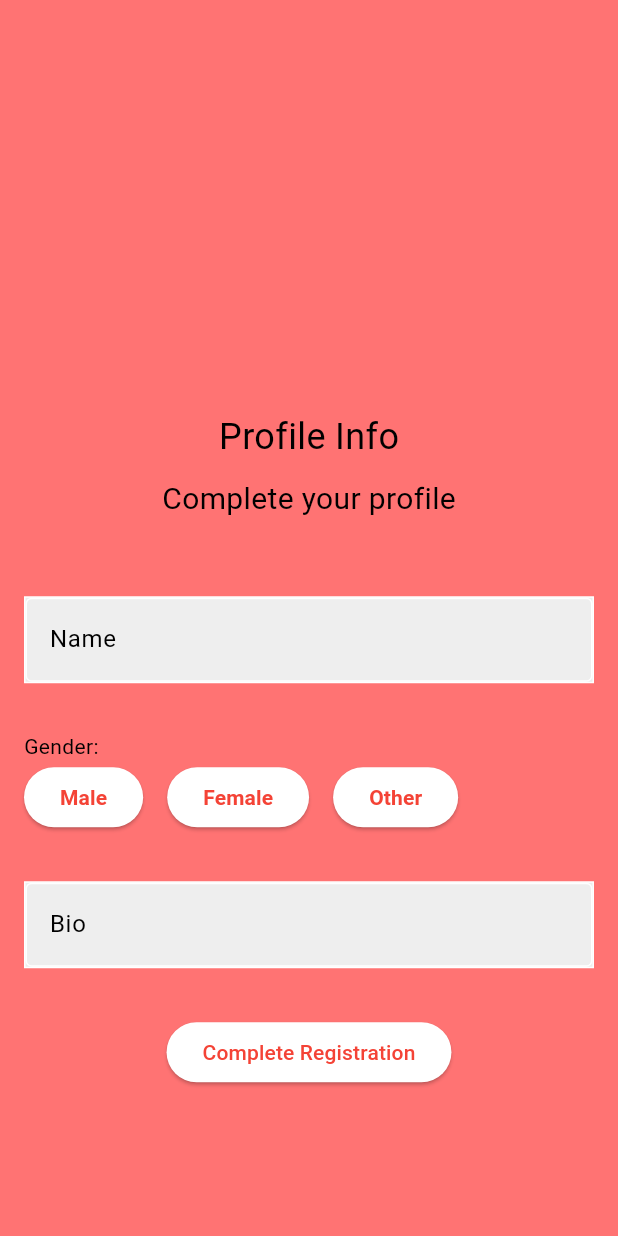
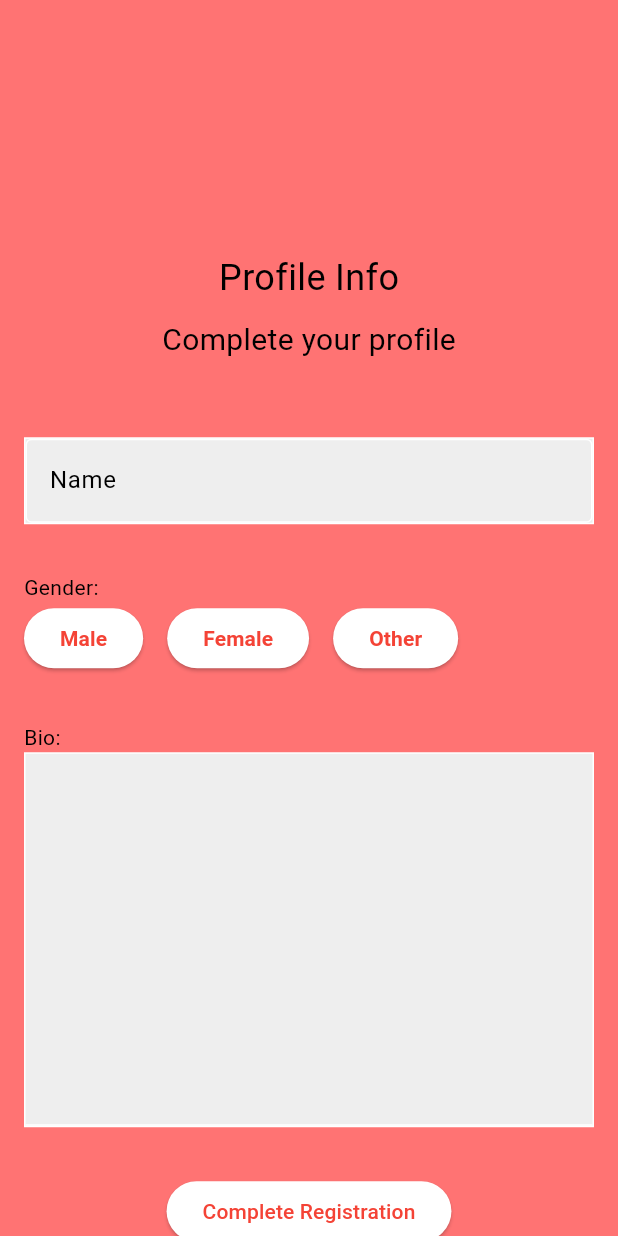
Before and after one commit to RyanSchmit/Mile-High-Matches, a Flutter app: the InfoPage screen opened directly, on a phone screen of 412 x 824 dp. Run offline on Flutter 3.47's test engine with Material 3 defaults, Android fonts, the phone set to English and light mode, and no system bars; our stand-ins replace cloud_firestore, firebase_auth, firebase_core, swipe_cards; accounts and stored records are empty.

Commit message:
Made bio text field bigger

```diff
--- a/lib/pages/info.dart
+++ b/lib/pages/info.dart
@@ -73,18 +73,16 @@ class _InfoPageState extends State<InfoPage> {
                 const SizedBox(height: 32.0),
 
                 // Bio
+                const Align(alignment: Alignment.topLeft, child: Text("Bio: ")),
                 Container(
-                  // Make bigger
+                  height: 250,
                   decoration: BoxDecoration(
                       color: Colors.grey[200],
                       border: Border.all(color: Colors.white)),
                   child: TextField(
                     cursorColor: Colors.black,
                     controller: _bioController,
-                    decoration: const InputDecoration(
-                        border: OutlineInputBorder(),
-                        labelText: "Bio",
-                        labelStyle: TextStyle(color: Colors.black)),
+                    maxLines: 10,
                   ),
                 ),
                 const SizedBox(height: 32.0),
```
